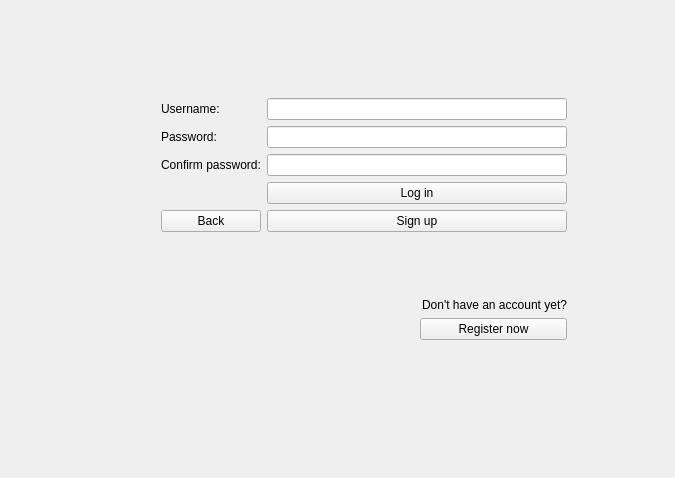
Before: the Qt Designer form OnLib/OnLib/LoginWindow.ui in Andrew-Gh21/OnLib, drawn with Qt 5.
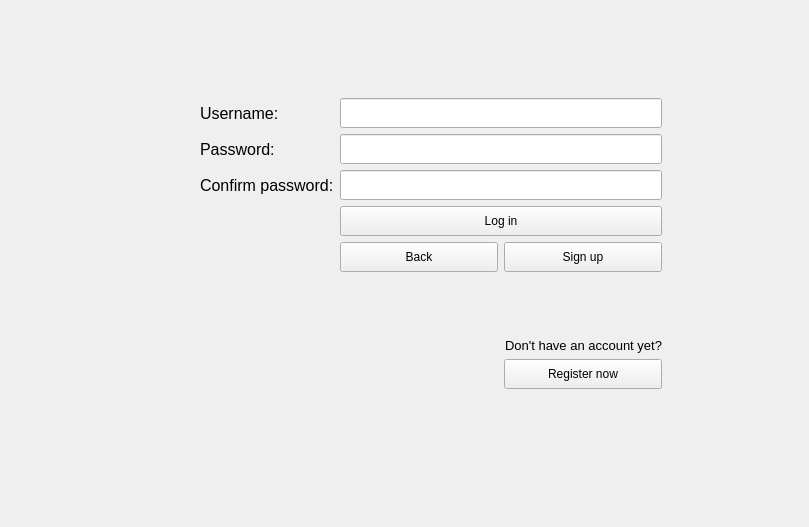
After: the same form once the commit is applied.

Commit message:
Login window style sheet
- added background image
- edited style sheets (font and size text, push buttons aspect etc.)

Diff of the .ui file:
```diff
--- a/OnLib/OnLib/LoginWindow.ui
+++ b/OnLib/OnLib/LoginWindow.ui
@@ -6,13 +6,16 @@
    <rect>
     <x>0</x>
     <y>0</y>
-    <width>675</width>
-    <height>478</height>
+    <width>809</width>
+    <height>527</height>
    </rect>
   </property>
   <property name="windowTitle">
    <string>LoginWindow</string>
   </property>
+  <property name="styleSheet">
+   <string notr="true"/>
+  </property>
   <widget class="QWidget" name="centralWidget">
    <layout class="QGridLayout" name="gridLayout_2">
     <item row="1" column="1">
@@ -66,6 +69,58 @@
     </item>
     <item row="1" column="3">
      <layout class="QGridLayout" name="gridLayout">
+      <item row="2" column="1" colspan="2">
+       <widget class="QLineEdit" name="confirmPasswordLineEdit">
+        <property name="minimumSize">
+         <size>
+          <width>0</width>
+          <height>30</height>
+         </size>
+        </property>
+        <property name="font">
+         <font>
+          <pointsize>11</pointsize>
+         </font>
+        </property>
+        <property name="maxLength">
+         <number>20</number>
+        </property>
+        <property name="echoMode">
+         <enum>QLineEdit::Password</enum>
+        </property>
+       </widget>
+      </item>
+      <item row="7" column="2">
+       <widget class="QLabel" name="registerButtonLabel">
+        <property name="font">
+         <font>
+          <family>Arial</family>
+          <pointsize>10</pointsize>
+          <weight>50</weight>
+          <bold>false</bold>
+         </font>
+        </property>
+        <property name="text">
+         <string>Don't have an account yet?</string>
+        </property>
+        <property name="alignment">
+         <set>Qt::AlignRight|Qt::AlignTrailing|Qt::AlignVCenter</set>
+        </property>
+       </widget>
+      </item>
+      <item row="5" column="1" colspan="2">
+       <spacer name="horizontalSpacer_3">
+        <property name="orientation">
+         <enum>Qt::Horizontal</enum>
+        </property>
+        <property name="sizeHint" stdset="0">
+         <size>
+          <width>300</width>
+          <height>20</height>
+         </size>
+        </property>
+       </spacer>
+      </item>
       <item row="6" column="2">
        <spacer name="verticalSpacer">
         <property name="orientation">
@@ -79,28 +134,37 @@
         </property>
        </spacer>
       </item>
-      <item row="0" column="0">
-       <widget class="QLabel" name="usernameLabel">
-        <property name="sizePolicy">
-         <sizepolicy hsizetype="Preferred" vsizetype="Preferred">
-          <horstretch>0</horstretch>
-          <verstretch>0</verstretch>
-         </sizepolicy>
+      <item row="1" column="0">
+       <widget class="QLabel" name="passwordLabel">
+        <property name="font">
+         <font>
+          <family>Arial</family>
+          <pointsize>12</pointsize>
+         </font>
         </property>
         <property name="text">
-         <string>Username:</string>
-        </property>
-       </widget>
-      </item>
-      <item row="4" column="0">
-       <widget class="QPushButton" name="backToLoginButton">
-        <property name="text">
-         <string>Back</string>
+         <string>Password:</string>
         </property>
        </widget>
       </item>
       <item row="8" column="2">
        <widget class="QPushButton" name="registerButton">
+        <property name="minimumSize">
+         <size>
+          <width>158</width>
+          <height>30</height>
+         </size>
+        </property>
+        <property name="font">
+         <font>
+          <pointsize>9</pointsize>
+         </font>
+        </property>
+        <property name="styleSheet">
+         <string notr="true">min-width: 9em;
+padding: 6px;
+color: black;</string>
+        </property>
         <property name="text">
          <string>Register now</string>
         </property>
@@ -108,60 +172,59 @@
       </item>
       <item row="2" column="0">
        <widget class="QLabel" name="confirmPasswordLabel">
+        <property name="font">
+         <font>
+          <family>Arial</family>
+          <pointsize>12</pointsize>
+         </font>
+        </property>
         <property name="text">
          <string>Confirm password:</string>
         </property>
        </widget>
       </item>
-      <item row="2" column="1" colspan="2">
-       <widget class="QLineEdit" name="confirmPasswordLineEdit">
-        <property name="maxLength">
-         <number>20</number>
-        </property>
-        <property name="echoMode">
-         <enum>QLineEdit::Password</enum>
-        </property>
-       </widget>
-      </item>
-      <item row="1" column="0">
-       <widget class="QLabel" name="passwordLabel">
-        <property name="text">
-         <string>Password:</string>
-        </property>
-       </widget>
-      </item>
       <item row="3" column="1" colspan="2">
        <widget class="QPushButton" name="loginButton">
+        <property name="minimumSize">
+         <size>
+          <width>158</width>
+          <height>30</height>
+         </size>
+        </property>
+        <property name="font">
+         <font>
+          <pointsize>9</pointsize>
+         </font>
+        </property>
+        <property name="styleSheet">
+         <string notr="true">min-width: 9em;
+padding: 6px;
+color: black;</string>
+        </property>
         <property name="text">
          <string>Log in</string>
         </property>
        </widget>
       </item>
-      <item row="9" column="2">
-       <spacer name="verticalSpacer_2">
-        <property name="orientation">
-         <enum>Qt::Vertical</enum>
-        </property>
-        <property name="sizeHint" stdset="0">
-         <size>
-          <width>20</width>
-          <height>40</height>
-         </size>
-        </property>
-       </spacer>
-      </item>
-      <item row="7" column="2">
-       <widget class="QLabel" name="registerButtonLabel">
-        <property name="text">
-         <string>Don't have an account yet?</string>
-        </property>
-        <property name="alignment">
-         <set>Qt::AlignRight|Qt::AlignTrailing|Qt::AlignVCenter</set>
-        </property>
-       </widget>
-      </item>
       <item row="0" column="1" colspan="2">
        <widget class="QLineEdit" name="usernameLineEdit">
+        <property name="minimumSize">
+         <size>
+          <width>0</width>
+          <height>30</height>
+         </size>
+        </property>
+        <property name="sizeIncrement">
+         <size>
+          <width>0</width>
+          <height>0</height>
+         </size>
+        </property>
+        <property name="font">
+         <font>
+          <pointsize>11</pointsize>
+         </font>
+        </property>
         <property name="maxLength">
          <number>20</number>
         </property>
@@ -169,6 +232,17 @@
       </item>
       <item row="1" column="1" colspan="2">
        <widget class="QLineEdit" name="passwordLineEdit">
+        <property name="minimumSize">
+         <size>
+          <width>0</width>
+          <height>30</height>
+         </size>
+        </property>
+        <property name="font">
+         <font>
+          <pointsize>11</pointsize>
+         </font>
+        </property>
         <property name="maxLength">
          <number>20</number>
         </property>
@@ -177,25 +251,83 @@
         </property>
        </widget>
       </item>
-      <item row="4" column="1" colspan="2">
+      <item row="0" column="0">
+       <widget class="QLabel" name="usernameLabel">
+        <property name="sizePolicy">
+         <sizepolicy hsizetype="Preferred" vsizetype="Preferred">
+          <horstretch>0</horstretch>
+          <verstretch>0</verstretch>
+         </sizepolicy>
+        </property>
+        <property name="font">
+         <font>
+          <family>Arial</family>
+          <pointsize>12</pointsize>
+         </font>
+        </property>
+        <property name="text">
+         <string>Username:</string>
+        </property>
+       </widget>
+      </item>
+      <item row="9" column="2">
+       <spacer name="verticalSpacer_2">
+        <property name="orientation">
+         <enum>Qt::Vertical</enum>
+        </property>
+        <property name="sizeHint" stdset="0">
+         <size>
+          <width>20</width>
+          <height>40</height>
+         </size>
+        </property>
+       </spacer>
+      </item>
+      <item row="4" column="2">
        <widget class="QPushButton" name="signupButton">
+        <property name="minimumSize">
+         <size>
+          <width>158</width>
+          <height>30</height>
+         </size>
+        </property>
+        <property name="font">
+         <font>
+          <pointsize>9</pointsize>
+         </font>
+        </property>
+        <property name="styleSheet">
+         <string notr="true">min-width: 9em;
+padding: 6px;
+color: black;</string>
+        </property>
         <property name="text">
          <string>Sign up</string>
         </property>
        </widget>
       </item>
-      <item row="5" column="1" colspan="2">
-       <spacer name="horizontalSpacer_3">
-        <property name="orientation">
-         <enum>Qt::Horizontal</enum>
-        </property>
-        <property name="sizeHint" stdset="0">
+      <item row="4" column="1">
+       <widget class="QPushButton" name="backToLoginButton">
+        <property name="minimumSize">
          <size>
-          <width>300</width>
-          <height>20</height>
+          <width>158</width>
+          <height>30</height>
          </size>
         </property>
-       </spacer>
+        <property name="font">
+         <font>
+          <pointsize>9</pointsize>
+         </font>
+        </property>
+        <property name="styleSheet">
+         <string notr="true">min-width: 9em;
+padding: 6px;
+color: black;</string>
+        </property>
+        <property name="text">
+         <string>Back</string>
+        </property>
+       </widget>
       </item>
      </layout>
     </item>
```
The commit also changes 2 other files.
